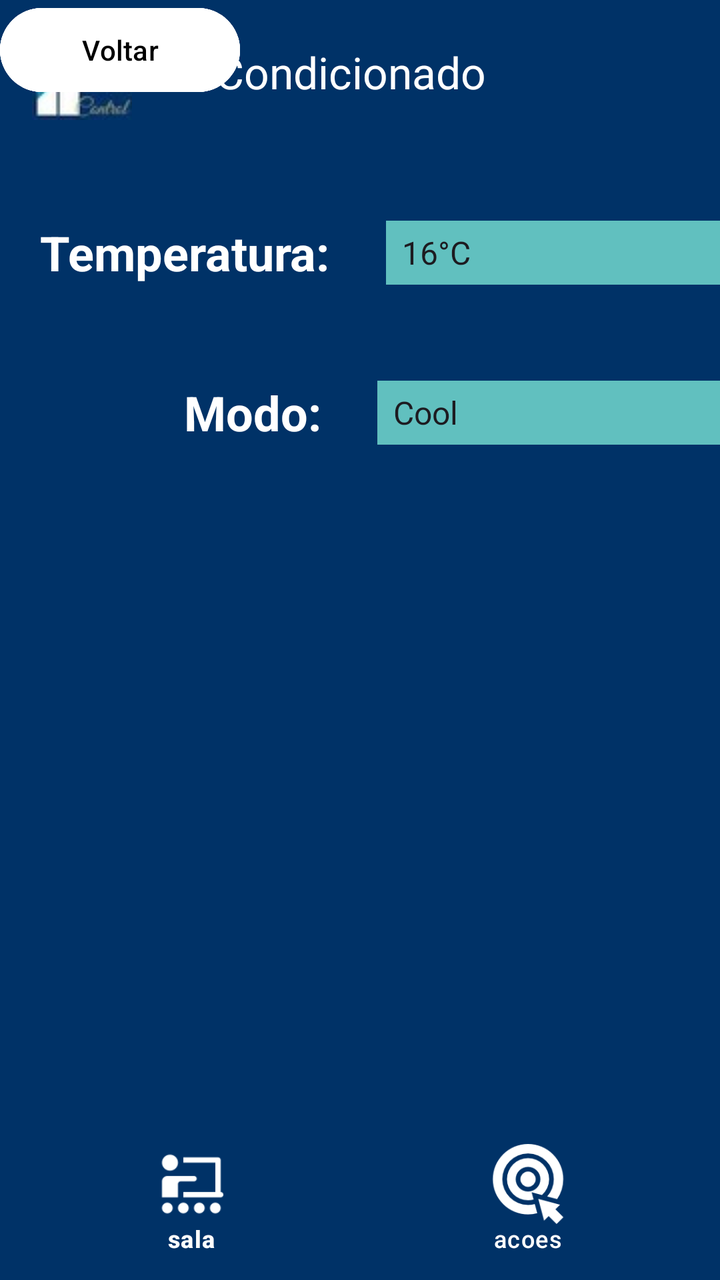
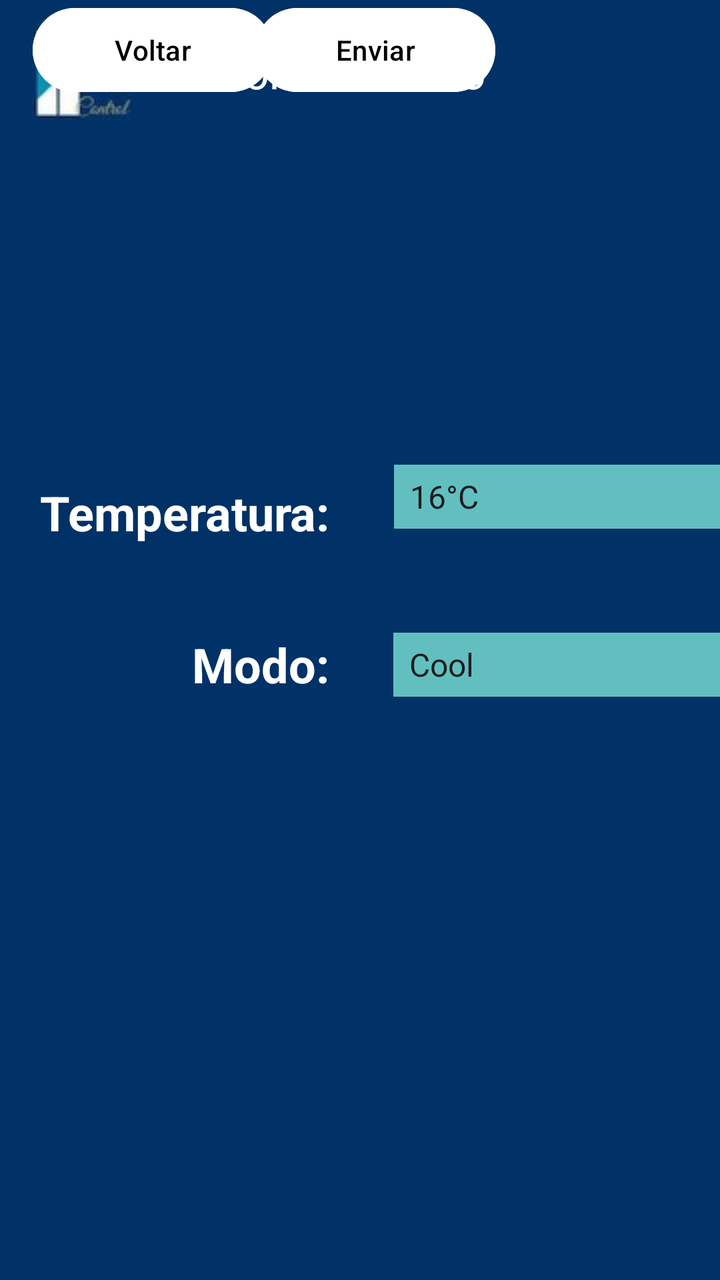

Screens rendered from an Android XML layout before and after an edit, with the pre-edit source and the edit as a unified diff.
<!-- AndroidManifest.xml: application theme Theme.IFControl3 -->
<!-- res/layout/activity_arcond.xml -->
<?xml version="1.0" encoding="utf-8"?>
<androidx.constraintlayout.widget.ConstraintLayout xmlns:android="http://schemas.android.com/apk/res/android"
    xmlns:app="http://schemas.android.com/apk/res-auto"
    xmlns:tools="http://schemas.android.com/tools"
    android:layout_width="match_parent"
    android:layout_height="match_parent"
    android:background="@color/ifcontrolpanel"
    tools:context=".MenuActivity">
    <androidx.appcompat.widget.Toolbar
        android:id="@+id/toolbar"
        android:layout_width="match_parent"
        android:layout_height="wrap_content"
        android:layout_marginTop="4dp"
        android:background="?attr/colorPrimary"
        android:theme="@style/ThemeOverlay.AppCompat.Dark.ActionBar"
        app:layout_constraintTop_toTopOf="parent"
        app:logo="@drawable/ifcontrol3_logo"
        app:popupTheme="@style/ThemeOverlay.AppCompat.Light"
        app:title="Ar-Condicionado"
        app:titleMarginStart="30dp"
        tools:layout_editor_absoluteX="0dp" />

    <TextView
        android:id="@+id/labelTemperaturaAr"
        android:layout_width="wrap_content"
        android:layout_height="wrap_content"
        android:layout_marginStart="20dp"
        android:layout_marginTop="110dp"
        android:text="Temperatura:"
        android:textColor="@color/white"
        android:textSize="24sp"
        android:textStyle="bold"
        app:layout_constraintStart_toStartOf="parent"
        app:layout_constraintTop_toTopOf="parent" />

    <Spinner
        android:id="@+id/spinnerTemperaturaAr"
        android:layout_width="182dp"
        android:layout_height="32dp"
        android:layout_marginStart="28dp"
        android:background="@color/aqua"
        android:entries="@array/temperaturas_array"
        app:layout_constraintBottom_toBottomOf="@id/labelTemperaturaAr"
        app:layout_constraintStart_toEndOf="@id/labelTemperaturaAr"
        tools:ignore="MissingConstraints,TouchTargetSizeCheck" />

    <TextView
        android:id="@+id/labelModoAr"
        android:layout_width="wrap_content"
        android:layout_height="wrap_content"
        android:layout_marginStart="92dp"
        android:layout_marginTop="190dp"
        android:text="Modo:"
        android:textColor="@color/white"
        android:textSize="24sp"
        android:textStyle="bold"
        app:layout_constraintStart_toStartOf="parent"
        app:layout_constraintTop_toTopOf="parent" />

    <Spinner
        android:id="@+id/spinnerModoAr"
        android:layout_width="182dp"
        android:layout_height="32dp"
        android:layout_marginStart="28dp"
        android:background="@color/aqua"
        android:entries="@array/modos_ar_array"
        app:layout_constraintBottom_toBottomOf="@id/labelModoAr"
        app:layout_constraintStart_toEndOf="@id/labelModoAr"
        tools:ignore="MissingConstraints,TouchTargetSizeCheck" />

    <Button
        android:id="@+id/buttonEnviar"
        android:layout_width="120dp"
        android:layout_height="50dp"
        android:backgroundTint="@color/white"
        android:text="Enviar"
        android:textColor="@color/black"
        tools:ignore="MissingConstraints"
        tools:layout_editor_absoluteX="161dp"
        tools:layout_editor_absoluteY="300dp" />

    <Button
        android:id="@+id/buttonVoltar"
        android:layout_width="120dp"
        android:layout_height="50dp"
        android:backgroundTint="@color/white"
        android:text="Voltar"
        android:textColor="@color/black"
        tools:ignore="MissingConstraints"
        tools:layout_editor_absoluteX="161dp"
        tools:layout_editor_absoluteY="350dp" />


    <com.google.android.material.bottomnavigation.BottomNavigationView
        android:id="@+id/bnv_botton"
        android:layout_width="match_parent"
        android:layout_height="wrap_content"
        android:padding="0dp"
        app:backgroundTint="@color/ifcontrolpanel"
        app:itemIconSize="40dp"
        app:itemIconTint="@color/white"
        app:itemTextColor="@color/white"
        app:labelVisibilityMode="labeled"
        app:layout_constraintBottom_toBottomOf="parent"
        app:layout_constraintEnd_toEndOf="parent"
        app:layout_constraintStart_toStartOf="parent"
        app:menu="@menu/bottom_tabs">

    </com.google.android.material.bottomnavigation.BottomNavigationView>

</androidx.constraintlayout.widget.ConstraintLayout>
<!-- resources referenced by this layout -->
<resources>
  <string-array name="modos_ar_array">
          <item>Cool</item>
          <item>Heat</item>
          <item>Dry</item>
          <item>Fan</item>
          <item>Auto</item>
      </string-array>
  <string-array name="temperaturas_array">
          <item>16°C</item>
          <item>17°C</item>
          <item>18°C</item>
          <item>19°C</item>
          <item>20°C</item>
          <item>21°C</item>
          <item>22°C</item>
          <item>23°C</item>
          <item>24°C</item>
          <item>25°C</item>
          <item>26°C</item>
      </string-array>
  <color name="aqua">#61C0BF</color>
  <color name="black">#FF000000</color>
  <color name="ifcontrolpanel">#003267</color>
  <color name="white">#FFFFFFFF</color>
  <!-- drawable ifcontrol3_logo: jpg bitmap (drawable, 1687 bytes) -->
  <style name="Theme.IFControl3" parent="Base.Theme.IFControl3" />
  <style name="Base.Theme.IFControl3" parent="Theme.Material3.DayNight.NoActionBar">
          <item name="colorPrimary">@color/ifcontrolpanel</item>
          <item name="android:actionMenuTextColor">@color/white</item>
          
          
      </style>
</resources>

<!-- the commit's change to res/layout/activity_arcond.xml (unified diff, before → after) -->
@@ -20,12 +20,24 @@
         app:titleMarginStart="30dp"
         tools:layout_editor_absoluteX="0dp" />
 
+    <Spinner
+        android:id="@+id/spinnerTemperaturaAr"
+        android:layout_width="182dp"
+        android:layout_height="32dp"
+        android:layout_marginStart="32dp"
+        android:layout_marginBottom="8dp"
+        android:background="@color/aqua"
+        android:entries="@array/temperaturas_array"
+        app:layout_constraintBottom_toBottomOf="@id/labelTemperaturaAr"
+        app:layout_constraintStart_toEndOf="@id/labelTemperaturaAr"
+        tools:ignore="MissingConstraints,TouchTargetSizeCheck" />
+
     <TextView
         android:id="@+id/labelTemperaturaAr"
         android:layout_width="wrap_content"
         android:layout_height="wrap_content"
         android:layout_marginStart="20dp"
-        android:layout_marginTop="110dp"
+        android:layout_marginTop="240dp"
         android:text="Temperatura:"
         android:textColor="@color/white"
         android:textSize="24sp"
@@ -33,23 +45,12 @@
         app:layout_constraintStart_toStartOf="parent"
         app:layout_constraintTop_toTopOf="parent" />
 
-    <Spinner
-        android:id="@+id/spinnerTemperaturaAr"
-        android:layout_width="182dp"
-        android:layout_height="32dp"
-        android:layout_marginStart="28dp"
-        android:background="@color/aqua"
-        android:entries="@array/temperaturas_array"
-        app:layout_constraintBottom_toBottomOf="@id/labelTemperaturaAr"
-        app:layout_constraintStart_toEndOf="@id/labelTemperaturaAr"
-        tools:ignore="MissingConstraints,TouchTargetSizeCheck" />
-
     <TextView
         android:id="@+id/labelModoAr"
         android:layout_width="wrap_content"
         android:layout_height="wrap_content"
-        android:layout_marginStart="92dp"
-        android:layout_marginTop="190dp"
+        android:layout_marginStart="96dp"
+        android:layout_marginTop="316dp"
         android:text="Modo:"
         android:textColor="@color/white"
         android:textSize="24sp"
@@ -61,7 +62,7 @@
         android:id="@+id/spinnerModoAr"
         android:layout_width="182dp"
         android:layout_height="32dp"
-        android:layout_marginStart="28dp"
+        android:layout_marginStart="32dp"
         android:background="@color/aqua"
         android:entries="@array/modos_ar_array"
         app:layout_constraintBottom_toBottomOf="@id/labelModoAr"
@@ -75,9 +76,11 @@
         android:backgroundTint="@color/white"
         android:text="Enviar"
         android:textColor="@color/black"
+        app:layout_constraintEnd_toEndOf="parent"
+        app:layout_constraintHorizontal_bias="0.532"
+        app:layout_constraintStart_toStartOf="parent"
         tools:ignore="MissingConstraints"
-        tools:layout_editor_absoluteX="161dp"
-        tools:layout_editor_absoluteY="300dp" />
+        tools:layout_editor_absoluteY="412dp" />
 
     <Button
         android:id="@+id/buttonVoltar"
@@ -86,26 +89,11 @@
         android:backgroundTint="@color/white"
         android:text="Voltar"
         android:textColor="@color/black"
+        app:layout_constraintEnd_toEndOf="parent"
+        app:layout_constraintHorizontal_bias="0.068"
+        app:layout_constraintStart_toStartOf="parent"
         tools:ignore="MissingConstraints"
-        tools:layout_editor_absoluteX="161dp"
-        tools:layout_editor_absoluteY="350dp" />
+        tools:layout_editor_absoluteY="640dp" />
 
 
-    <com.google.android.material.bottomnavigation.BottomNavigationView
-        android:id="@+id/bnv_botton"
-        android:layout_width="match_parent"
-        android:layout_height="wrap_content"
-        android:padding="0dp"
-        app:backgroundTint="@color/ifcontrolpanel"
-        app:itemIconSize="40dp"
-        app:itemIconTint="@color/white"
-        app:itemTextColor="@color/white"
-        app:labelVisibilityMode="labeled"
-        app:layout_constraintBottom_toBottomOf="parent"
-        app:layout_constraintEnd_toEndOf="parent"
-        app:layout_constraintStart_toStartOf="parent"
-        app:menu="@menu/bottom_tabs">
-
-    </com.google.android.material.bottomnavigation.BottomNavigationView>
-
 </androidx.constraintlayout.widget.ConstraintLayout>
